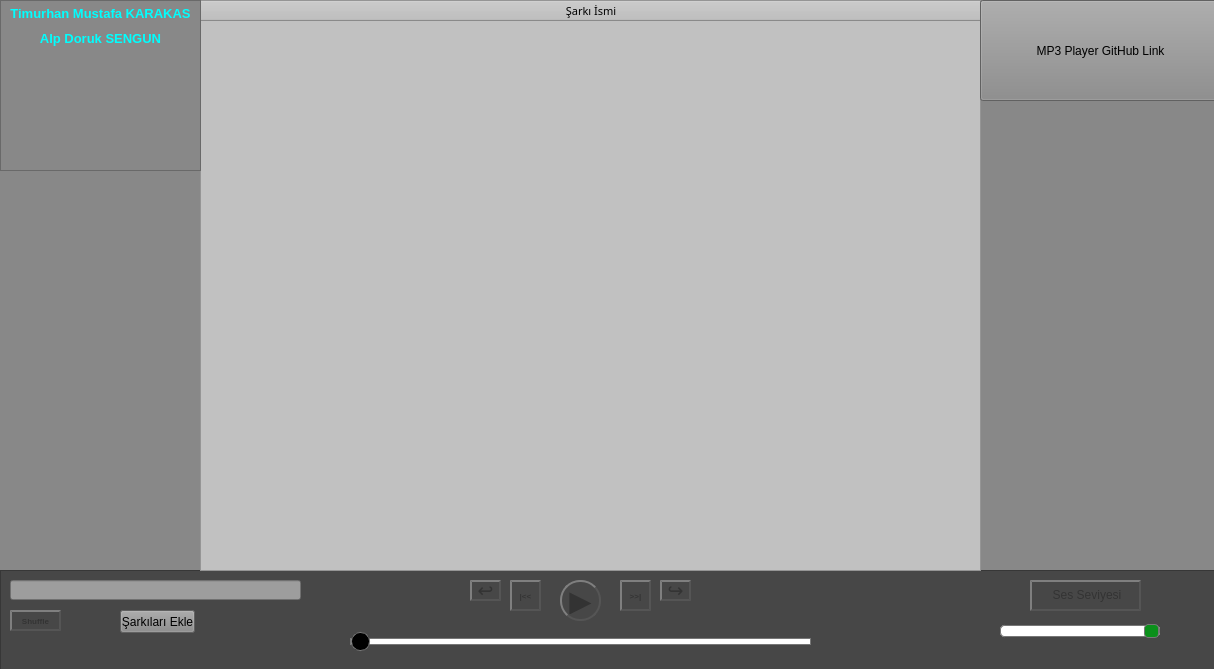
Old version of the form gui.ui in the repository nicktimur/Python-OOP-MP3-Player.
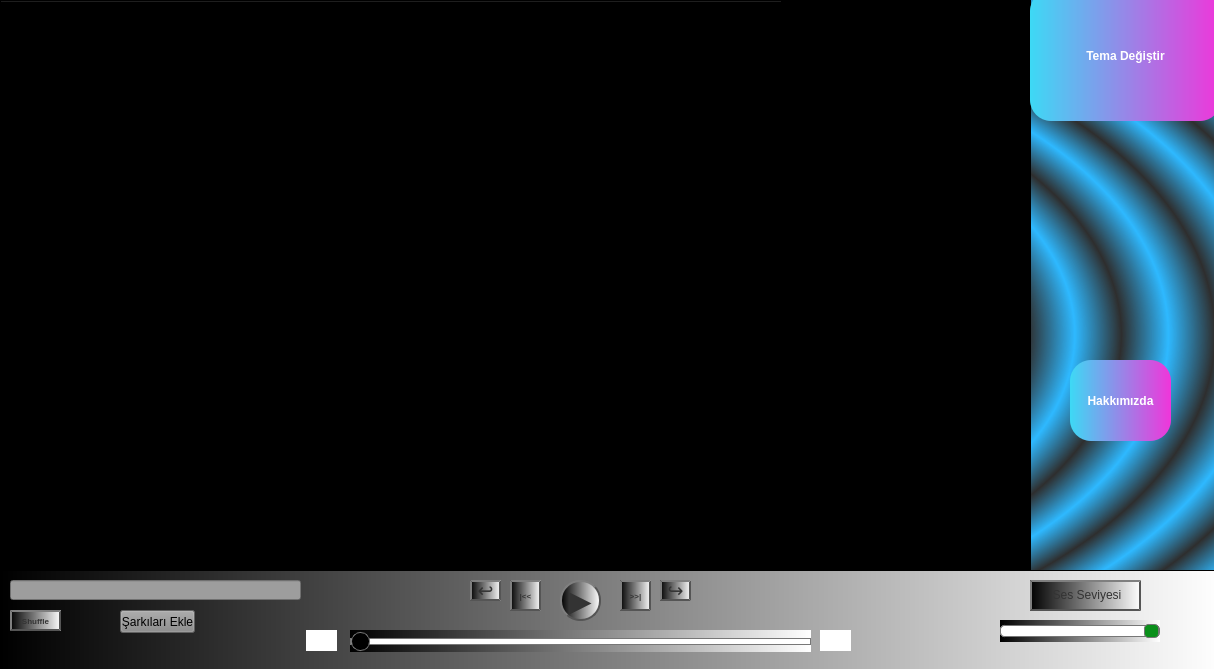
New version of the form. Icons and pictures are not drawn.

Commit message: DEVRİMSEL TASARIM

What changed in the file:
```diff
--- a/gui.ui
+++ b/gui.ui
@@ -46,9 +46,10 @@
   </property>
   <property name="styleSheet">
    <string notr="true">selection-color: rgb(0, 0, 0);
+background-color: qradialgradient(spread:repeat, cx:0.5, cy:0.5, radius:0.077, fx:0.5, fy:0.5, stop:0 rgba(0, 169, 255, 147), stop:0.497326 rgba(0, 0, 0, 147), stop:1 rgba(0, 169, 255, 147));
 gridline-color: rgb(0, 0, 0);
 border-color: rgb(80, 80, 80);
-background-color: rgb(136, 136, 136);</string>
+</string>
   </property>
   <widget class="QFrame" name="frame">
    <property name="geometry">
@@ -60,8 +61,7 @@
     </rect>
    </property>
    <property name="styleSheet">
-    <string notr="true">background-color: rgb(71, 71, 71);
-</string>
+    <string notr="true">background-color: qlineargradient(spread:pad, x1:0, y1:0, x2:1, y2:0, stop:0 rgba(0, 0, 0, 255), stop:1 rgba(255, 255, 255, 255));</string>
    </property>
    <property name="frameShape">
     <enum>QFrame::StyledPanel</enum>
@@ -488,7 +488,7 @@
      </rect>
     </property>
     <property name="styleSheet">
-     <string notr="true"/>
+     <string notr="true">background-color: rgb(255, 255, 255);</string>
     </property>
     <property name="text">
      <string>&lt;html&gt;&lt;head/&gt;&lt;body&gt;&lt;p align=&quot;center&quot;&gt;&lt;br/&gt;&lt;/p&gt;&lt;/body&gt;&lt;/html&gt;</string>
@@ -598,7 +598,7 @@
      </rect>
     </property>
     <property name="styleSheet">
-     <string notr="true"/>
+     <string notr="true">background-color: rgb(255, 255, 255);</string>
     </property>
     <property name="text">
      <string>&lt;html&gt;&lt;head/&gt;&lt;body&gt;&lt;p align=&quot;center&quot;&gt;&lt;br/&gt;&lt;/p&gt;&lt;/body&gt;&lt;/html&gt;</string>
@@ -624,9 +624,9 @@
   <widget class="QTableWidget" name="songs_list">
    <property name="geometry">
     <rect>
-     <x>200</x>
+     <x>0</x>
      <y>0</y>
-     <width>781</width>
+     <width>1031</width>
      <height>571</height>
     </rect>
    </property>
@@ -638,7 +638,7 @@
    </property>
    <property name="styleSheet">
     <string notr="true">
-background-color: rgb(193, 193, 193);</string>
+background-color: rgb(0, 0, 0);</string>
    </property>
    <property name="lineWidth">
     <number>1</number>
@@ -663,49 +663,77 @@
    </attribute>
    <column>
     <property name="text">
-     <string>Şarkı İsmi</string>
+     <string>Şarkı Listesi</string>
     </property>
     <property name="font">
      <font>
       <family>Sans Serif Collection</family>
-      <pointsize>8</pointsize>
-      <underline>false</underline>
+      <pointsize>10</pointsize>
+      <underline>true</underline>
      </font>
     </property>
+    <property name="background">
+     <color>
+      <red>255</red>
+      <green>255</green>
+      <blue>255</blue>
+     </color>
+    </property>
+    <property name="foreground">
+     <brush brushstyle="SolidPattern">
+      <color alpha="255">
+       <red>0</red>
+       <green>0</green>
+       <blue>0</blue>
+      </color>
+     </brush>
+    </property>
    </column>
   </widget>
   <widget class="QPushButton" name="pushButton">
    <property name="geometry">
     <rect>
-     <x>980</x>
-     <y>0</y>
-     <width>241</width>
-     <height>101</height>
+     <x>1030</x>
+     <y>-10</y>
+     <width>191</width>
+     <height>131</height>
     </rect>
    </property>
+   <property name="styleSheet">
+    <string notr="true">QPushButton {
+font: 75 10pt &quot;Microsoft YaHei UI&quot;;
+font-weight: bold;
+color: rgb(255, 255, 255);
+background-color: qlineargradient(spread:pad, x1:0, y1:0, x2:1, y2:0, stop:0 rgb(61, 217, 245), stop:1 rgb(240, 53, 218));
+border-style: solid;
+border-radius:21px;
+}</string>
+   </property>
    <property name="text">
-    <string>MP3 Player GitHub Link</string>
+    <string>Tema Değiştir</string>
    </property>
   </widget>
-  <widget class="QTextEdit" name="textEdit">
+  <widget class="QPushButton" name="pushButton_2">
    <property name="geometry">
     <rect>
-     <x>0</x>
-     <y>0</y>
-     <width>201</width>
-     <height>171</height>
+     <x>1070</x>
+     <y>360</y>
+     <width>101</width>
+     <height>81</height>
     </rect>
    </property>
-   <property name="html">
-    <string>&lt;!DOCTYPE HTML PUBLIC &quot;-//W3C//DTD HTML 4.0//EN&quot; &quot;http://www.w3.org/TR/REC-html40/strict.dtd&quot;&gt;
-&lt;html&gt;&lt;head&gt;&lt;meta name=&quot;qrichtext&quot; content=&quot;1&quot; /&gt;&lt;meta charset=&quot;utf-8&quot; /&gt;&lt;style type=&quot;text/css&quot;&gt;
-p, li { white-space: pre-wrap; }
-hr { height: 1px; border-width: 0; }
-li.unchecked::marker { content: &quot;\2610&quot;; }
-li.checked::marker { content: &quot;\2612&quot;; }
-&lt;/style&gt;&lt;/head&gt;&lt;body style=&quot; font-family:'Segoe UI'; font-size:9pt; font-weight:400; font-style:normal;&quot;&gt;
-&lt;p align=&quot;center&quot; dir='rtl' style=&quot; margin-top:0px; margin-bottom:0px; margin-left:0px; margin-right:0px; -qt-block-indent:0; text-indent:0px;&quot;&gt;&lt;span style=&quot; font-size:16pt; font-weight:700; color:#00ffff; vertical-align:super;&quot;&gt;Timurhan Mustafa KARAKAS&lt;/span&gt;&lt;/p&gt;
-&lt;p align=&quot;center&quot; dir='rtl' style=&quot; margin-top:0px; margin-bottom:0px; margin-left:0px; margin-right:0px; -qt-block-indent:0; text-indent:0px;&quot;&gt;&lt;span style=&quot; font-size:16pt; font-weight:700; color:#00ffff; vertical-align:super;&quot;&gt;Alp Doruk SENGUN&lt;/span&gt;&lt;/p&gt;&lt;/body&gt;&lt;/html&gt;</string>
+   <property name="styleSheet">
+    <string notr="true">QPushButton {
+font: 75 10pt &quot;Microsoft YaHei UI&quot;;
+font-weight: bold;
+color: rgb(255, 255, 255);
+background-color: qlineargradient(spread:pad, x1:0, y1:0, x2:1, y2:0, stop:0 rgb(61, 217, 245), stop:1 rgb(240, 53, 218));
+border-style: solid;
+border-radius:21px;
+}</string>
+   </property>
+   <property name="text">
+    <string>Hakkımızda</string>
    </property>
   </widget>
  </widget>
```
The commit also changes 2 other files.
